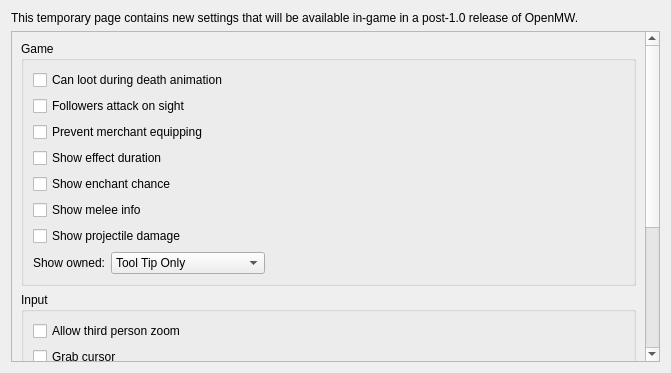
The window that files/ui/advancedpage.ui (nikamigaming-create/nikami-openmw-lab) describes before a commit, drawn with Qt 5.
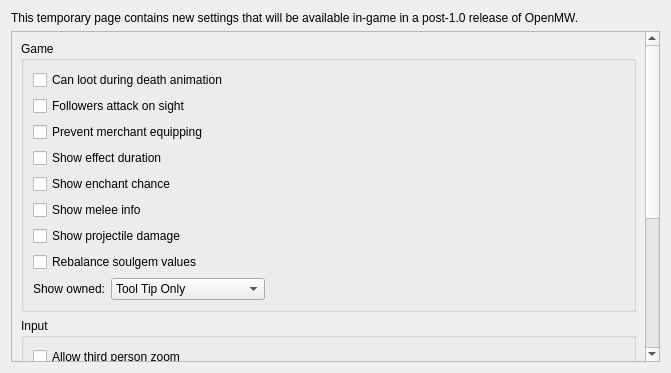
The same window after the commit.

Commit message: Add advanced option to Rebalance soulgem values to the launcher

What changed in the file:
```diff
--- a/files/ui/advancedpage.ui
+++ b/files/ui/advancedpage.ui
@@ -109,6 +109,16 @@
             </property>
            </widget>
           </item>
+          <item>
+           <widget class="QCheckBox" name="rebalanceSoulgemValuesCheckBox">
+            <property name="toolTip">
+             <string>&lt;html&gt;&lt;head/&gt;&lt;body&gt;&lt;p&gt;If this setting is true, the value of filled soulgems is dependent only on soul magnitude.&lt;/p&gt;&lt;p&gt;The default value is false.&lt;/p&gt;&lt;/body&gt;&lt;/html&gt;</string>
+            </property>
+            <property name="text">
+             <string>Rebalance soulgem values</string>
+            </property>
+           </widget>
+          </item>
           <item alignment="Qt::AlignLeft">
            <widget class="QWidget" name="showOwnedGroup" native="true">
             <property name="toolTip">
```
The commit also changes 3 other files.
